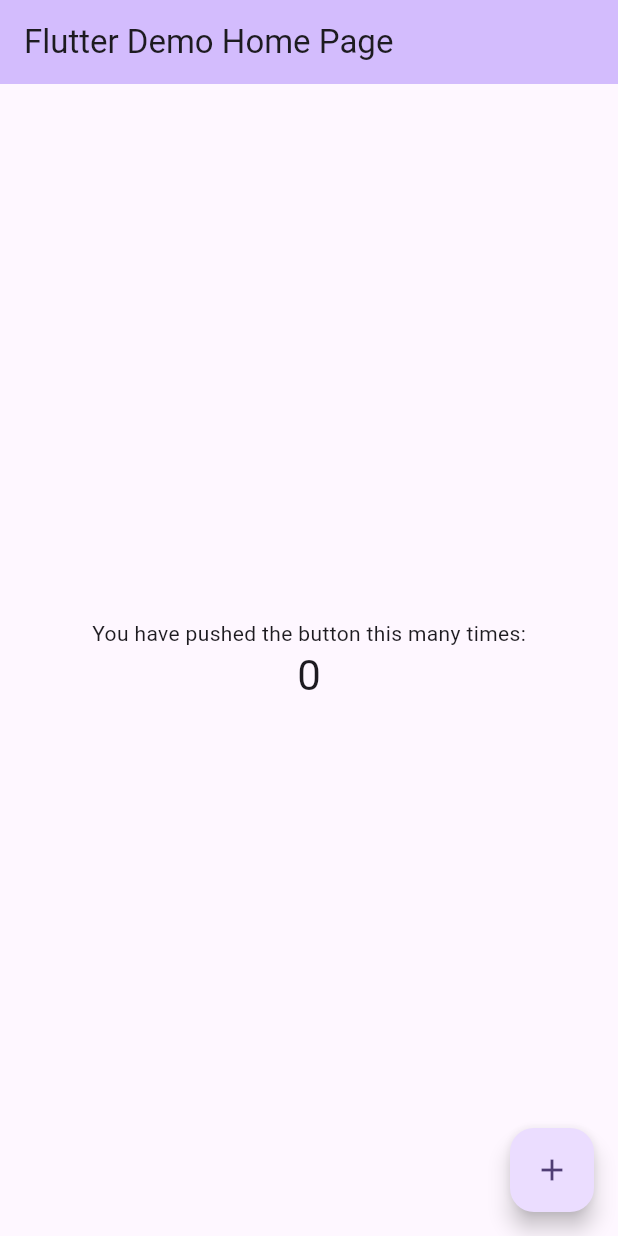
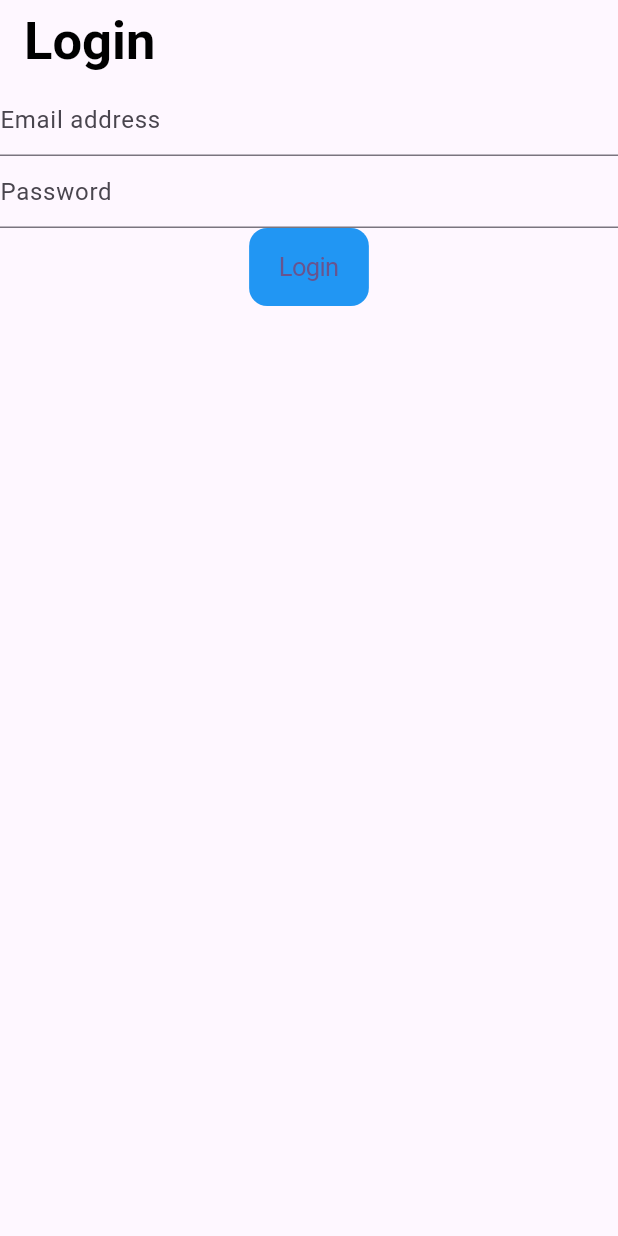
Before and after one commit to AnatolShum/Flutter_Movies, a Flutter app: the screen it shows after launch, on a phone screen of 412 x 824 dp. Run offline on Flutter 3.47's test engine with Material 3 defaults, Android fonts, the phone set to English and light mode, and no system bars; our stand-ins replace firebase_auth, firebase_core; accounts and stored records are empty.

Commit message:
login view

```diff
--- a/lib/main.dart
+++ b/lib/main.dart
@@ -1,125 +1,169 @@
+import 'package:firebase_core/firebase_core.dart';
 import 'package:flutter/material.dart';
+import 'package:flutter/cupertino.dart';
+import 'package:firebase_auth/firebase_auth.dart';
+import 'firebase_options.dart';
 
 void main() {
-  runApp(const MyApp());
-}
-
-class MyApp extends StatelessWidget {
-  const MyApp({super.key});
-
-  // This widget is the root of your application.
-  @override
-  Widget build(BuildContext context) {
-    return MaterialApp(
+  WidgetsFlutterBinding.ensureInitialized();
+  runApp(
+    MaterialApp(
       title: 'Flutter Demo',
       theme: ThemeData(
-        // This is the theme of your application.
-        //
-        // TRY THIS: Try running your application with "flutter run". You'll see
-        // the application has a purple toolbar. Then, without quitting the app,
-        // try changing the seedColor in the colorScheme below to Colors.green
-        // and then invoke "hot reload" (save your changes or press the "hot
-        // reload" button in a Flutter-supported IDE, or press "r" if you used
-        // the command line to start the app).
-        //
-        // Notice that the counter didn't reset back to zero; the application
-        // state is not lost during the reload. To reset the state, use hot
-        // restart instead.
-        //
-        // This works for code too, not just values: Most code changes can be
-        // tested with just a hot reload.
         colorScheme: ColorScheme.fromSeed(seedColor: Colors.deepPurple),
         useMaterial3: true,
       ),
-      home: const MyHomePage(title: 'Flutter Demo Home Page'),
+      home: const HomePage(),
+    ),
   );
+}
+
+class HomePage extends StatefulWidget {
+  const HomePage({Key? key}) : super(key: key);
+
+  @override
+  State<HomePage> createState() => _HomePageState();
+}
+
+class _HomePageState extends State<HomePage> {
+  late final TextEditingController _email;
+  late final TextEditingController _password;
+
+  @override
+  void initState() {
+    _email = TextEditingController();
+    _password = TextEditingController();
+    super.initState();
+  }
+
+  @override
+  void dispose() {
+    _email.dispose();
+    _password.dispose();
+    super.dispose();
+  }
+
+  bool _validate() {
+    if (_email.text.trim().isEmpty || _password.text.trim().isEmpty) {
+      _showAlert('Please fill in all fields.');
+      return false;
+    }
+
+    if (!_email.text.contains('@') || !_email.text.contains('.')) {
+      _showAlert('Please enter valid email.');
+      return false;
+    }
+
+    return true;
+  }
+
+  void logIn() async {
+    if (_validate()) {
+      final email = _email.text;
+      final password = _password.text;
+
+      try {
+        final userCredential = await FirebaseAuth.instance
+            .signInWithEmailAndPassword(email: email, password: password);
+        print(userCredential);
+      } on FirebaseAuthException catch (e) {
+        _showAlert(e.message);
+      }
     }
   }
 
-class MyHomePage extends StatefulWidget {
-  const MyHomePage({super.key, required this.title});
-
-  // This widget is the home page of your application. It is stateful, meaning
-  // that it has a State object (defined below) that contains fields that affect
-  // how it looks.
-
-  // This class is the configuration for the state. It holds the values (in this
-  // case the title) provided by the parent (in this case the App widget) and
-  // used by the build method of the State. Fields in a Widget subclass are
-  // always marked "final".
-
-  final String title;
-
-  @override
-  State<MyHomePage> createState() => _MyHomePageState();
-}
-
-class _MyHomePageState extends State<MyHomePage> {
-  int _counter = 0;
-
-  void _incrementCounter() {
-    setState(() {
-      // This call to setState tells the Flutter framework that something has
-      // changed in this State, which causes it to rerun the build method below
-      // so that the display can reflect the updated values. If we changed
-      // _counter without calling setState(), then the build method would not be
-      // called again, and so nothing would appear to happen.
-      _counter++;
+  void _showAlert(String? error) {
+    AlertError alert = AlertError(error ?? "An undefined Error happened.");
+    showDialog(
+        context: context,
+        builder: (BuildContext context) {
+          return alert;
         });
   }
 
   @override
   Widget build(BuildContext context) {
-    // This method is rerun every time setState is called, for instance as done
-    // by the _incrementCounter method above.
-    //
-    // The Flutter framework has been optimized to make rerunning build methods
-    // fast, so that you can just rebuild anything that needs updating rather
-    // than having to individually change instances of widgets.
     return Scaffold(
       appBar: AppBar(
-        // TRY THIS: Try changing the color here to a specific color (to
-        // Colors.amber, perhaps?) and trigger a hot reload to see the AppBar
-        // change color while the other colors stay the same.
-        backgroundColor: Theme.of(context).colorScheme.inversePrimary,
-        // Here we take the value from the MyHomePage object that was created by
-        // the App.build method, and use it to set our appbar title.
-        title: Text(widget.title),
+          title: const Text('Login'),
+          titleTextStyle: TextStyle(
+              fontSize: 35, fontWeight: FontWeight.w700, color: Colors.black)),
+      body: FutureBuilder(
+        future: Firebase.initializeApp(
+          options: DefaultFirebaseOptions.currentPlatform,
         ),
-      body: Center(
-        // Center is a layout widget. It takes a single child and positions it
-        // in the middle of the parent.
+        builder: (context, snapshot) {
+          switch (snapshot.connectionState) {
+            case ConnectionState.done:
+              return Column(
+                children: [
+                  TextField(
+                    controller: _email,
+                    decoration:
+                        const InputDecoration(hintText: 'Email address'),
+                    enableSuggestions: false,
+                    autocorrect: false,
+                    keyboardType: TextInputType.emailAddress,
+                  ),
+                  TextField(
+                    controller: _password,
+                    decoration: const InputDecoration(hintText: 'Password'),
+                    obscureText: true,
+                    enableSuggestions: false,
+                    autocorrect: false,
+                  ),
+                  CupertinoButton(
+                    color: Colors.blue,
+                    onPressed: () {
+                      logIn();
+                    },
+                    child: const Text('Login'),
+                  ),
+                ],
+              );
+            default:
+              return Center(
                 child: Column(
-          // Column is also a layout widget. It takes a list of children and
-          // arranges them vertically. By default, it sizes itself to fit its
-          // children horizontally, and tries to be as tall as its parent.
-          //
-          // Column has various properties to control how it sizes itself and
-          // how it positions its children. Here we use mainAxisAlignment to
-          // center the children vertically; the main axis here is the vertical
-          // axis because Columns are vertical (the cross axis would be
-          // horizontal).
-          //
-          // TRY THIS: Invoke "debug painting" (choose the "Toggle Debug Paint"
-          // action in the IDE, or press "p" in the console), to see the
-          // wireframe for each widget.
                   mainAxisAlignment: MainAxisAlignment.center,
-          children: <Widget>[
+                  children: [
+                    const CupertinoActivityIndicator(
+                      radius: 14,
+                    ),
+                    SizedBox(
+                      height: 10,
+                    ),
                     const Text(
-              'You have pushed the button this many times:',
-            ),
-            Text(
-              '$_counter',
-              style: Theme.of(context).textTheme.headlineMedium,
+                      "Loading...",
+                      style:
+                          TextStyle(fontSize: 18, fontWeight: FontWeight.w400),
                     ),
                   ],
                 ),
+              );
+          }
+        },
       ),
-      floatingActionButton: FloatingActionButton(
-        onPressed: _incrementCounter,
-        tooltip: 'Increment',
-        child: const Icon(Icons.add),
-      ), // This trailing comma makes auto-formatting nicer for build methods.
     );
   }
 }
+
+class AlertError extends StatelessWidget {
+  final String content;
+
+  AlertError(this.content);
+
+  @override
+  Widget build(BuildContext context) {
+    return CupertinoAlertDialog(
+      content: Text(content),
+      actions: <Widget>[
+        TextButton(
+            onPressed: () => Navigator.pop(context, 'Cancel'),
+            child: Text(
+              'Ok',
+              style: TextStyle(color: CupertinoColors.systemBlue),
+            ))
+      ],
+    );
+  }
+}
```
Also changed, not shown: 1 other file. Lines whose indentation alone changed are shown as unchanged.
